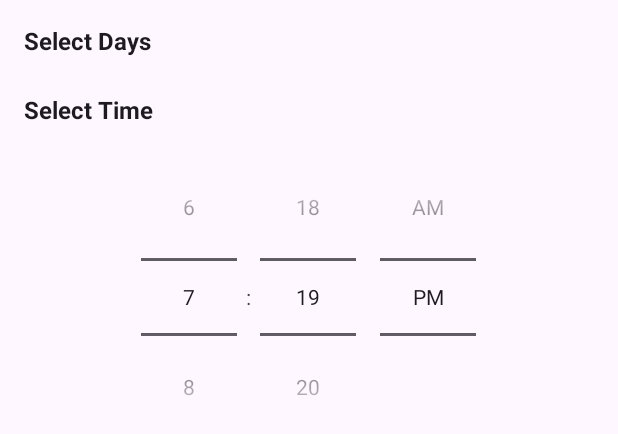
After one commit to Arihant25/Streaks, an Android app: the layout dialog_reminder.xml on its own in the app's theme, with its tools: preview values and no code run, on a phone screen of 412 x 824 dp. The commit adds this screen. Shown: the top 434 px of the screen. Run offline under Robolectric (Android 15) with nearby library versions, the phone set to English and light mode, and no system bars.

Commit message:
Adjust reminder button

```diff
--- /dev/null
+++ b/app/src/main/res/layout/dialog_reminder.xml
@@ -0,0 +1,53 @@
+<?xml version="1.0" encoding="utf-8"?>
+<LinearLayout xmlns:android="http://schemas.android.com/apk/res/android"
+    android:layout_width="match_parent"
+    android:layout_height="wrap_content"
+    android:orientation="vertical"
+    android:padding="16dp">
+
+    <!-- Days selection -->
+    <TextView
+        android:layout_width="wrap_content"
+        android:layout_height="wrap_content"
+        android:text="Select Days"
+        android:textStyle="bold"
+        android:textSize="16sp"
+        android:layout_marginBottom="8dp"
+        android:textColor="?android:textColorPrimary" />
+
+    <LinearLayout
+        android:id="@+id/days_container"
+        android:layout_width="match_parent"
+        android:layout_height="wrap_content"
+        android:orientation="horizontal"
+        android:gravity="center_horizontal"
+        android:paddingStart="8dp"
+        android:layout_marginBottom="16dp" />
+
+    <!-- Time selection -->
+    <TextView
+        android:layout_width="wrap_content"
+        android:layout_height="wrap_content"
+        android:text="Select Time"
+        android:textStyle="bold"
+        android:textSize="16sp"
+        android:layout_marginBottom="8dp"
+        android:textColor="?android:textColorPrimary" />
+
+    <TimePicker
+        android:id="@+id/time_picker"
+        android:layout_width="match_parent"
+        android:layout_height="wrap_content"
+        android:timePickerMode="spinner"
+        android:layout_marginBottom="16dp" />
+
+    <!-- Remove reminder button -->
+    <Button
+        android:id="@+id/button_remove_reminder"
+        android:layout_width="wrap_content"
+        android:layout_height="wrap_content"
+        android:text="Remove Reminder"
+        android:textColor="@android:color/holo_red_dark"
+        android:visibility="gone" />
+
+</LinearLayout>
--- a/app/src/main/res/layout/fragment_streak_details.xml
+++ b/app/src/main/res/layout/fragment_streak_details.xml
@@ -83,6 +83,7 @@
             android:layout_width="match_parent"
             android:layout_height="wrap_content"
             android:orientation="vertical"
+            android:gravity="center_horizontal"
             android:layout_marginBottom="24dp">
             <TextView
                 android:id="@+id/text_reminder_label"
--- a/app/src/main/res/values/dimens.xml
+++ b/app/src/main/res/values/dimens.xml
@@ -2,4 +2,6 @@
     <!-- Default screen margins, per the Android Design guidelines. -->
     <dimen name="activity_horizontal_margin">16dp</dimen>
     <dimen name="activity_vertical_margin">16dp</dimen>
+    <dimen name="margin_small">8dp</dimen>
+    <dimen name="day_circle_size">36dp</dimen>
 </resources>
```
Also changed, not shown: app/src/main/java/com/example/streaks/ui/home/StreakDetailsFragment.kt (+96 -43 lines), app/src/main/res/drawable/day_circle_background.xml (added, +14 -0 lines).
